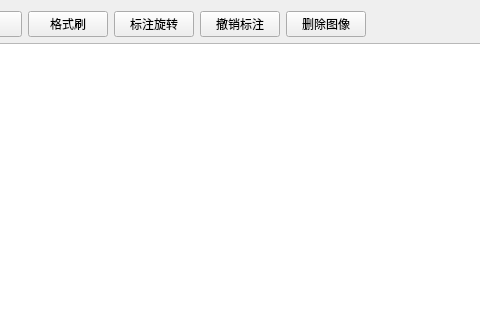
Qt form ui/annotation.ui (pythondever/easy_trainer) before a commit; both pictures show x 155 to 635 and y 0 to 320 of the 1068 by 703 pixel window.
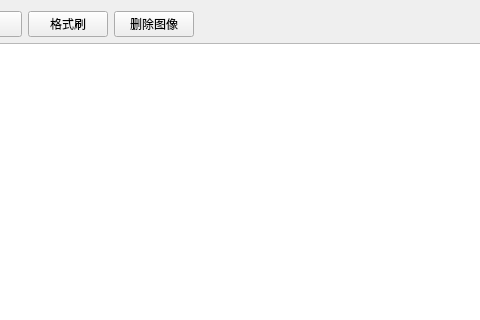
The same form after that commit. Icons and pictures are not drawn.

Commit message: 标注界面新增删除图像功能

The edit to the form file:
```diff
--- a/ui/annotation.ui
+++ b/ui/annotation.ui
@@ -51,28 +51,6 @@
          </property>
         </widget>
        </item>
-       <item>
-        <widget class="QPushButton" name="rotate_labeled_btn">
-         <property name="text">
-          <string>标注旋转</string>
-         </property>
-         <property name="icon">
-          <iconset>
-           <normaloff>../resources/旋转.png</normaloff>../resources/旋转.png</iconset>
-         </property>
-        </widget>
-       </item>
-       <item>
-        <widget class="QPushButton" name="revert_labeled_btn">
-         <property name="text">
-          <string>撤销标注</string>
-         </property>
-         <property name="icon">
-          <iconset>
-           <normaloff>../resources/撤销.png</normaloff>../resources/撤销.png</iconset>
-         </property>
-        </widget>
-       </item>
        <item>
         <widget class="QPushButton" name="delete_image_btn">
          <property name="text">
```
The commit also changes 1 other file.
